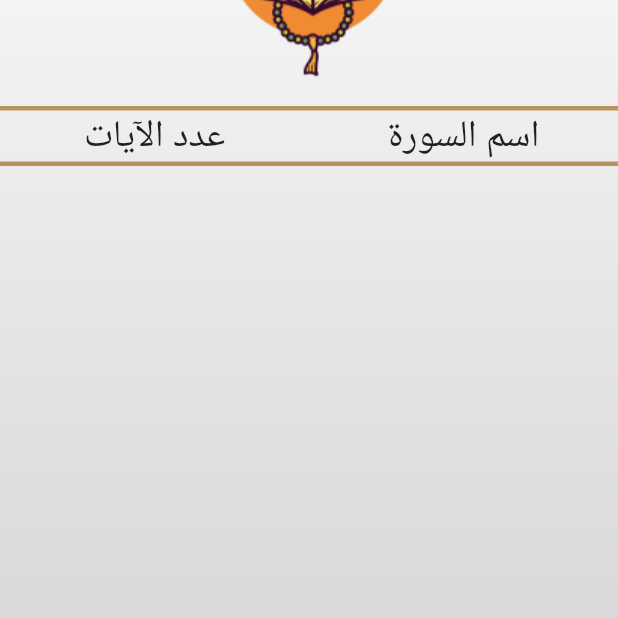
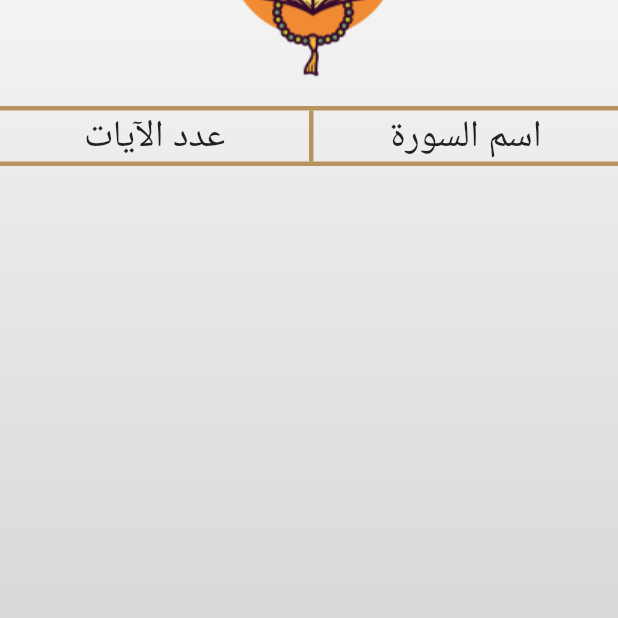
Before and after one commit to Eyadzz/Quran_Application, a Flutter app: the screen it shows after launch, on a phone screen of 412 x 824 dp, the part 377-995 px from its top. Run offline on Flutter 3.47's test engine with Material 2 defaults, Android fonts, the phone set to English and light mode, and no system bars.

Commit message:
created screen

```diff
--- a/lib/QuranScreen.dart
+++ b/lib/QuranScreen.dart
@@ -72,12 +72,15 @@ class _QuranScreenState extends State<QuranScreen> {
                         ),
                       ),
                       Expanded(
+                        child: Container(
+                          decoration: BoxDecoration(border: Border(left: BorderSide(color: colorTheme,width: 3,))),
                           child: Center(
                             child: Text("اسم السورة",
                               style: TextStyle(
                                 fontSize: 25,
                                 fontWeight: FontWeight.w500,
                                 fontFamily: "Monotype-Koufi",
+                              ),
                             ),
                           ),
                         ),
```
Lines whose indentation alone changed are shown as unchanged.
